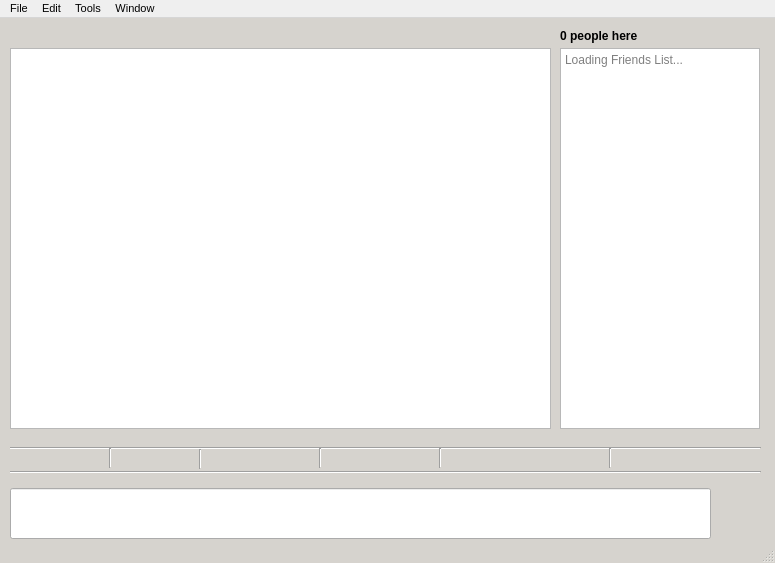
Above: src/client/chatwindow.ui from xdmtk/elysium before the change. Below: the same form after it.
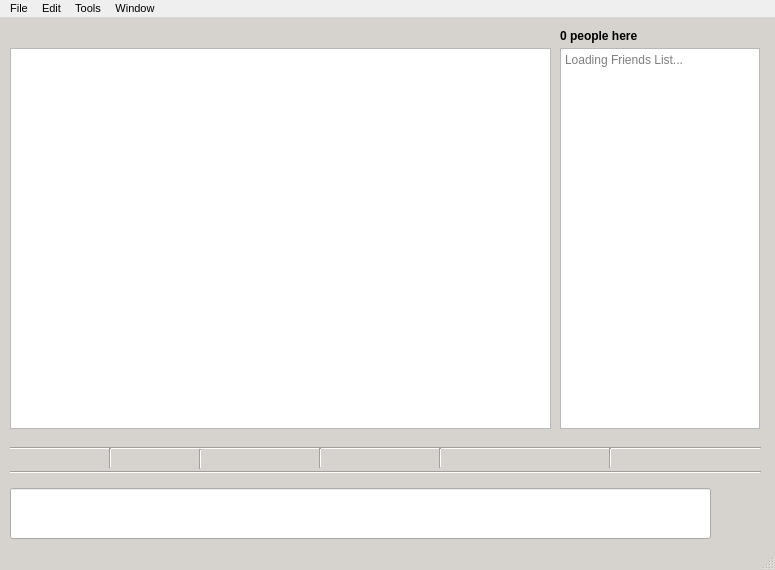
That is the form after the change. Icons and pictures are not drawn.

Commit message: #23 - Slight window height adjustment

Patch:
```diff
--- a/src/client/chatwindow.ui
+++ b/src/client/chatwindow.ui
@@ -7,7 +7,7 @@
     <x>0</x>
     <y>0</y>
     <width>775</width>
-    <height>563</height>
+    <height>570</height>
    </rect>
   </property>
   <property name="sizePolicy">
@@ -19,7 +19,7 @@
   <property name="maximumSize">
    <size>
     <width>775</width>
-    <height>563</height>
+    <height>570</height>
    </size>
   </property>
   <property name="font">
```
Left out of the diff: 2 changed lines with no effect on the pictures.
